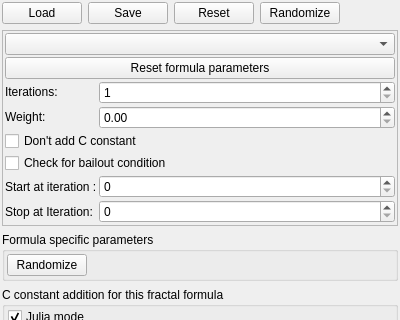
This is mandelbulber2/qt/tab_fractal.ui in buddhi1980/mandelbulber2 as Qt 5 draws it before an edit; both pictures show x 0 to 400 and y 0 to 320 of the 400 by 1015 pixel window. The edited form follows.
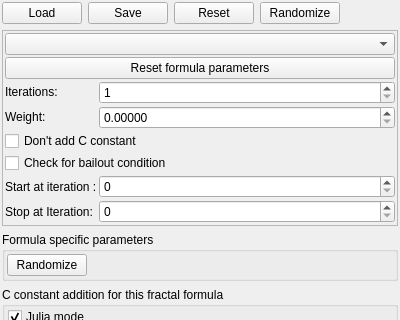
This is the edited form. Custom widgets are drawn as their Qt base class.

Commit message: FOV spixbox repleced with lodEdit - now can be used much lower FOV values Improved resolution of spinbox for formula weight

```diff
--- a/mandelbulber2/qt/tab_fractal.ui
+++ b/mandelbulber2/qt/tab_fractal.ui
@@ -192,7 +192,7 @@
            <string/>
           </property>
           <property name="decimals">
-           <number>2</number>
+           <number>5</number>
           </property>
           <property name="maximum">
            <double>1.000000000000000</double>
```
Left out of the diff: 2 changed lines with no effect on the pictures. The commit also changes 2 other files.
